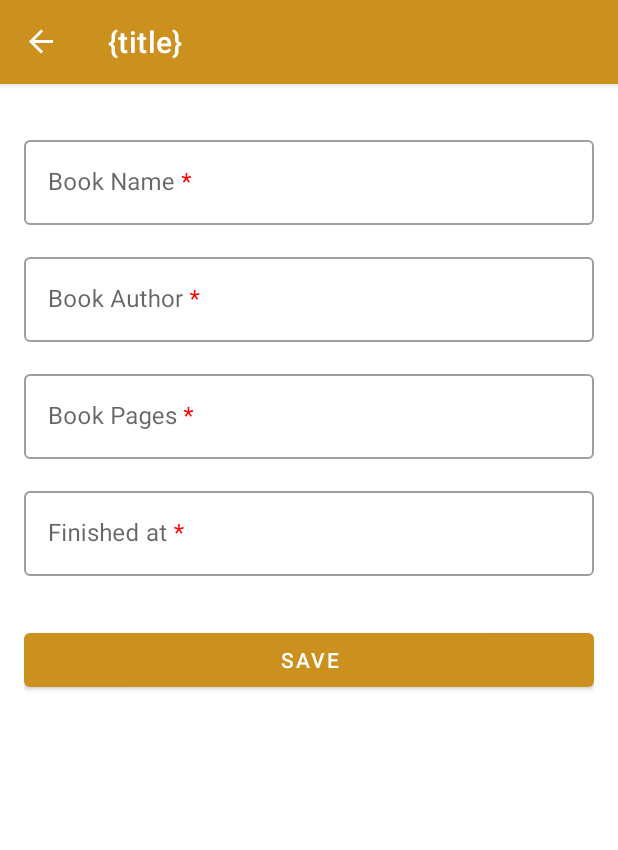
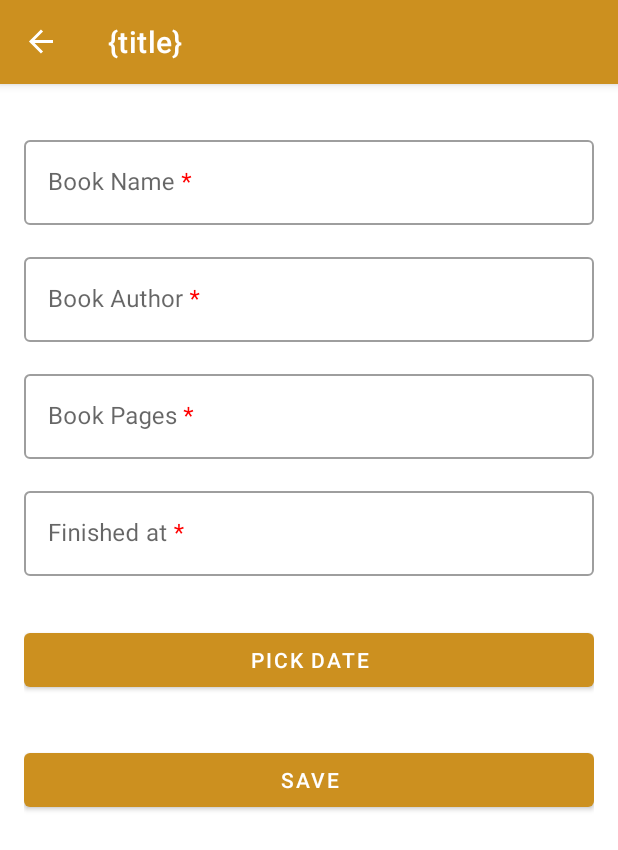
Before and after one commit to Lyyzar/book-library-mobilalk, an Android app: the screen it shows after launch (MainActivity), after a tap on "Add new book", on a phone screen of 412 x 824 dp. Shown: the top 850 px of the screen. Run offline under Robolectric (Android 15) with nearby library versions, the phone set to English and light mode, and no system bars; our stand-ins replace Room's generated code, navigation-ui.

Commit message:
Solved datepicker not showing up

```diff
--- a/android-basics-kotlin-inventory-app-main/app/src/main/java/com/example/inventory/data/Book.kt
+++ b/android-basics-kotlin-inventory-app-main/app/src/main/java/com/example/inventory/data/Book.kt
@@ -25,7 +25,7 @@ import androidx.room.PrimaryKey
 @Entity
 data class Book(
     @PrimaryKey(autoGenerate = true)
-    val id: Int = 0,
+    val id: Int = 1,
     @ColumnInfo(name = "name")
     val bookName: String,
     @ColumnInfo(name = "author")
--- a/android-basics-kotlin-inventory-app-main/app/src/main/res/layout/fragment_add_book.xml
+++ b/android-basics-kotlin-inventory-app-main/app/src/main/res/layout/fragment_add_book.xml
@@ -84,7 +84,7 @@
             android:layout_height="wrap_content"
             android:layout_marginTop="@dimen/margin"
             android:hint="@string/finishedat_req"
-            app:layout_constraintBottom_toTopOf="@+id/save_action"
+            app:layout_constraintBottom_toTopOf="@+id/pick_date"
             app:layout_constraintEnd_toEndOf="parent"
             app:layout_constraintStart_toStartOf="parent"
             app:layout_constraintTop_toBottomOf="@+id/book_pages_label">
@@ -93,10 +93,23 @@
                 android:id="@+id/book_finishedat"
                 android:layout_width="match_parent"
                 android:layout_height="match_parent"
-                android:digits="0123456789.-"
+                android:clickable="false"
+                android:focusable="false"
                 android:inputType="text"
                 android:singleLine="true" />
         </com.google.android.material.textfield.TextInputLayout>
+
+
+        <Button
+            android:id="@+id/pick_date"
+            android:layout_width="0dp"
+            android:layout_height="wrap_content"
+            android:layout_marginTop="32dp"
+            app:layout_constraintTop_toBottomOf="@id/book_finishedat_label"
+            android:text="Pick Date"
+            app:layout_constraintEnd_toEndOf="parent"
+            app:layout_constraintStart_toStartOf="parent"
+            />
 
         <Button
             android:id="@+id/save_action"
@@ -106,7 +119,7 @@
             android:text="@string/save_action"
             app:layout_constraintEnd_toEndOf="parent"
             app:layout_constraintStart_toStartOf="parent"
-            app:layout_constraintTop_toBottomOf="@+id/book_finishedat_label" />
+            app:layout_constraintTop_toBottomOf="@+id/pick_date" />
 
     </androidx.constraintlayout.widget.ConstraintLayout>
 </ScrollView>
```
Also changed, not shown: android-basics-kotlin-inventory-app-main/app/src/main/java/com/example/inventory/AddBookFragment.kt (+30 -0 lines).
